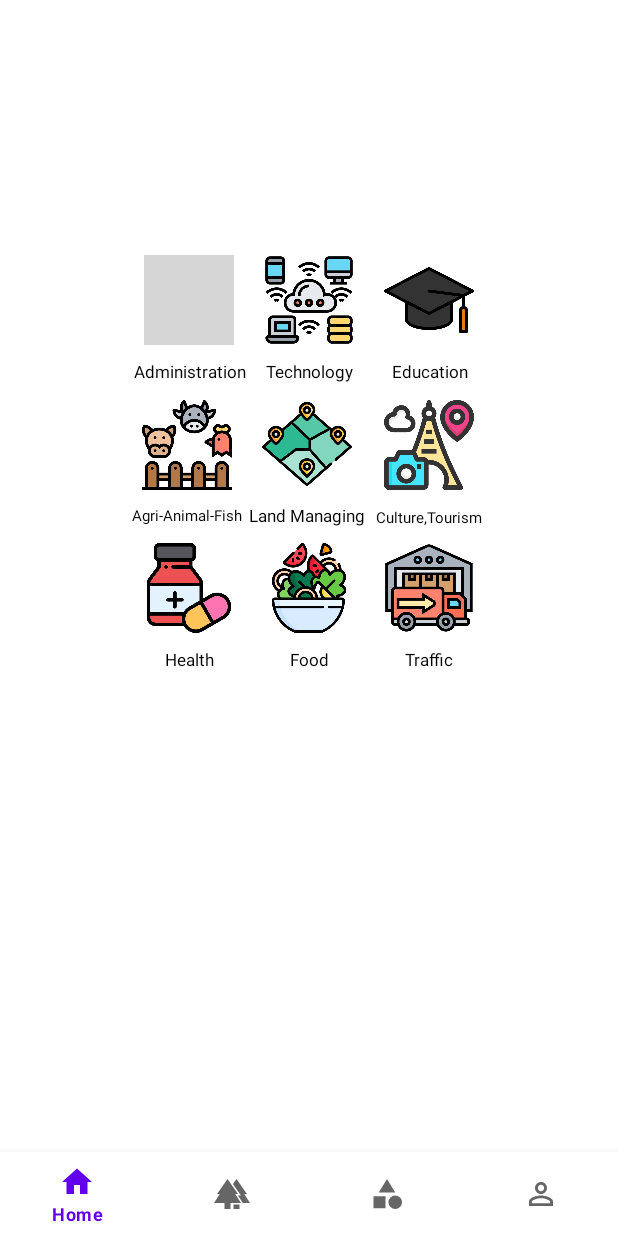
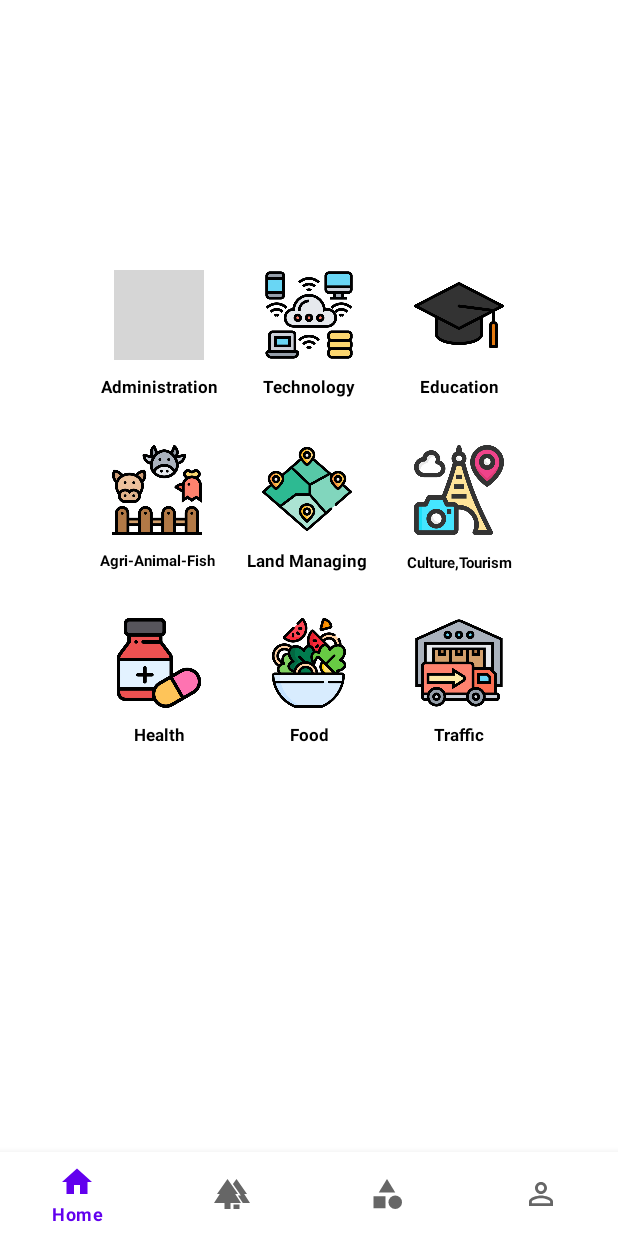
Before and after one commit to 0213sua/Catchop, an Android app: the fragment CategoryFragment placed in its activity, on a phone screen of 412 x 824 dp. Run offline under Robolectric (Android 15) with nearby library versions, the light colour scheme and no system bars; our stand-ins replace Firebase (no records; nobody signed in at launch, a user with empty details on screens opened directly); grey boxes are pictures that could not be loaded.

Commit message:
change UI in fragment_category.xml (2)

```diff
--- a/app/src/main/res/layout/fragment_category.xml
+++ b/app/src/main/res/layout/fragment_category.xml
@@ -27,6 +27,7 @@
         <LinearLayout
             android:layout_width="wrap_content"
             android:layout_height="wrap_content"
+            android:layout_margin="10dp"
             android:orientation="vertical">
             <ImageView
                 android:id="@+id/imgv1"
@@ -42,6 +43,7 @@
                 android:layout_gravity="center_horizontal"
                 android:gravity="center"
                 android:text="Administration"
+                android:textStyle="bold"
                 android:textColor="@color/black"
                 android:textSize="11dp" />
 
@@ -50,6 +52,7 @@
         <LinearLayout
             android:layout_width="wrap_content"
             android:layout_height="wrap_content"
+            android:layout_margin="10dp"
             android:orientation="vertical">
 
             <ImageView
@@ -67,6 +70,7 @@
                 android:layout_gravity="center_horizontal"
                 android:gravity="center"
                 android:text="Technology"
+                android:textStyle="bold"
                 android:textColor="@color/black"
                 android:textSize="11dp" />
 
@@ -74,6 +78,7 @@
         <LinearLayout
             android:layout_width="wrap_content"
             android:layout_height="wrap_content"
+            android:layout_margin="10dp"
             android:orientation="vertical">
 
             <ImageView
@@ -90,6 +95,7 @@
                 android:layout_gravity="center_horizontal"
                 android:gravity="center"
                 android:text="Education"
+                android:textStyle="bold"
                 android:textColor="@color/black"
                 android:textSize="11dp" />
 
@@ -111,6 +117,7 @@
         <LinearLayout
             android:layout_width="wrap_content"
             android:layout_height="wrap_content"
+            android:layout_margin="10dp"
             android:orientation="vertical">
 
             <ImageView
@@ -127,6 +134,7 @@
                 android:layout_gravity="center_horizontal"
                 android:gravity="center"
                 android:text="Agri-Animal-Fish"
+                android:textStyle="bold"
                 android:textColor="@color/black"
                 android:textSize="10dp" />
 
@@ -135,6 +143,7 @@
         <LinearLayout
             android:layout_width="wrap_content"
             android:layout_height="wrap_content"
+            android:layout_margin="10dp"
             android:orientation="vertical">
 
             <ImageView
@@ -151,6 +160,7 @@
                 android:layout_height="wrap_content"
                 android:layout_gravity="center_horizontal"
                 android:gravity="center"
+                android:textStyle="bold"
                 android:text="Land Managing"
                 android:textColor="@color/black"
                 android:textSize="11dp" />
@@ -160,6 +170,7 @@
         <LinearLayout
             android:layout_width="wrap_content"
             android:layout_height="wrap_content"
+            android:layout_margin="10dp"
             android:orientation="vertical">
 
             <ImageView
@@ -176,6 +187,7 @@
                 android:layout_gravity="center_horizontal"
                 android:gravity="center"
                 android:text="Culture,Tourism"
+                android:textStyle="bold"
                 android:textColor="@color/black"
                 android:textSize="10dp" />
 
@@ -198,6 +210,7 @@
         <LinearLayout
             android:layout_width="wrap_content"
             android:layout_height="wrap_content"
+            android:layout_margin="10dp"
             android:orientation="vertical">
 
             <ImageView
@@ -214,6 +227,7 @@
                 android:layout_gravity="center_horizontal"
                 android:gravity="center"
                 android:text="Health"
+                android:textStyle="bold"
                 android:textColor="@color/black"
                 android:textSize="11dp" />
 
@@ -222,6 +236,7 @@
         <LinearLayout
             android:layout_width="wrap_content"
             android:layout_height="wrap_content"
+            android:layout_margin="10dp"
             android:orientation="vertical">
 
             <ImageView
@@ -239,6 +254,7 @@
                 android:layout_gravity="center_horizontal"
                 android:gravity="center"
                 android:text="Food"
+                android:textStyle="bold"
                 android:textColor="@color/black"
                 android:textSize="11dp" />
 
@@ -247,6 +263,7 @@
         <LinearLayout
             android:layout_width="wrap_content"
             android:layout_height="wrap_content"
+            android:layout_margin="10dp"
             android:orientation="vertical">
 
             <ImageView
@@ -263,6 +280,7 @@
                 android:layout_gravity="center_horizontal"
                 android:gravity="center"
                 android:text="Traffic"
+                android:textStyle="bold"
                 android:textColor="@color/black"
                 android:textSize="11dp" />
 
```
